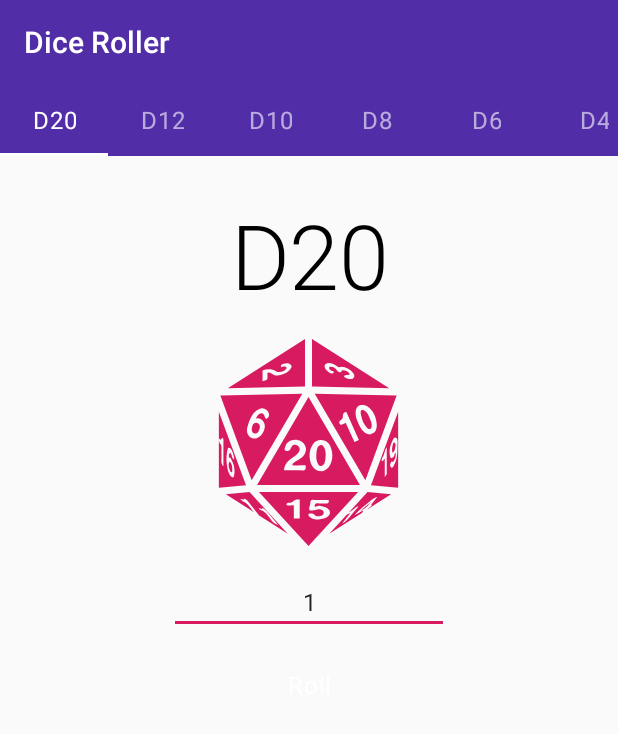
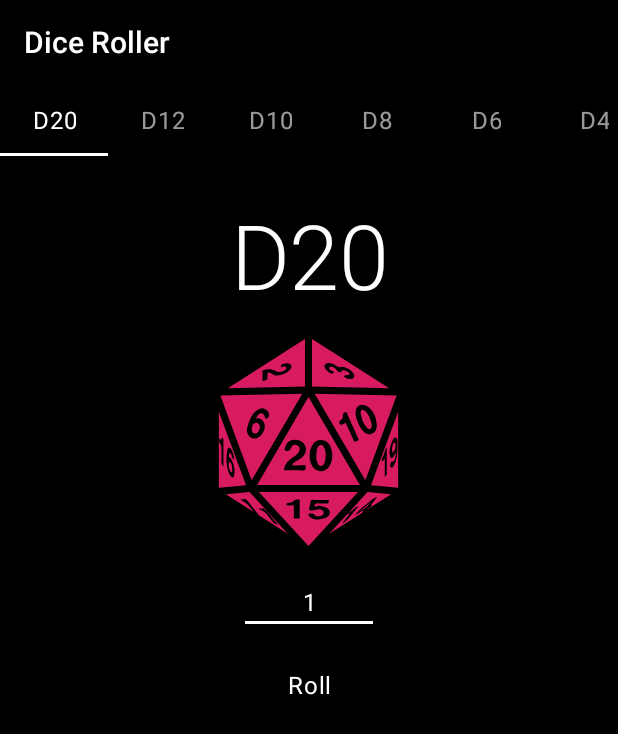
Before and after one commit to GHOSTBEAR/ghostbear-dice-roller, an Android app: the screen it shows after launch (DicePagerActivity), on a phone screen of 412 x 824 dp. Shown: the top 734 px of the screen. Run offline under Robolectric (Android 15) with nearby library versions, the phone set to English and light mode, and no system bars.

Commit message:
Change to dark theme

```diff
--- a/app/src/main/res/layout/activity_dice_pager.xml
+++ b/app/src/main/res/layout/activity_dice_pager.xml
@@ -10,7 +10,7 @@
         style="@style/Widget.MaterialComponents.TabLayout.Colored"
         android:layout_width="match_parent"
         android:layout_height="wrap_content"
-        android:background="@color/colorPrimary"
+        android:background="@color/black"
         app:tabMode="scrollable"
         app:tabTextAppearance="@style/TextAppearance.MaterialComponents.Body1" />
 
--- a/app/src/main/res/layout/fragment_dice.xml
+++ b/app/src/main/res/layout/fragment_dice.xml
@@ -15,13 +15,12 @@
         android:orientation="vertical">
 
         <TextView
+            style="@style/MyHeadline"
             android:id="@+id/diceName"
             android:layout_width="wrap_content"
             android:layout_height="wrap_content"
             android:layout_marginTop="25dp"
             android:textAlignment="center"
-            android:textAppearance="@style/TextAppearance.MaterialComponents.Headline2"
-            android:textColor="@color/black"
             tools:text="D20" />
 
         <ImageView
@@ -35,14 +34,14 @@
 
         <EditText
             android:id="@+id/rollCount"
+            style="@style/MyBody"
             android:layout_width="wrap_content"
             android:layout_height="wrap_content"
-            android:ems="10"
+            android:ems="5"
             android:hint="@string/count_button"
             android:inputType="number"
             android:text="1"
-            android:textAlignment="center"
-            android:textAppearance="@style/TextAppearance.MaterialComponents.Body1" />
+            android:textAlignment="center" />
 
         <Button
             android:id="@+id/rollButton"
--- a/app/src/main/res/values/styles.xml
+++ b/app/src/main/res/values/styles.xml
@@ -3,9 +3,24 @@
     <!-- Base application theme. -->
     <style name="AppTheme" parent="Theme.AppCompat.Light.DarkActionBar">
         <!-- Customize your theme here. -->
-        <item name="colorPrimary">@color/colorPrimary</item>
-        <item name="colorPrimaryDark">@color/colorPrimaryDark</item>
+        <item name="colorPrimary">@color/black</item>
+        <item name="colorPrimaryDark">@color/black</item>
         <item name="colorAccent">@color/colorAccent</item>
+        <item name="android:windowBackground">@color/black</item>
+        <item name="android:textColor">@color/colorPrimaryText</item>
+    </style>
+
+    <style name="MyHeadline" parent="TextAppearance.MaterialComponents.Headline2">
+        <item name="android:textColor">@color/colorPrimaryText</item>
+    </style>
+
+    <style name="MyBody" parent="TextAppearance.MaterialComponents.Body1">
+        <item name="android:color">@color/colorPrimaryText</item>
+        <item name="android:textColor">@color/colorPrimaryText</item>
+        <item name="android:textColorPrimary">@color/colorPrimaryText</item>
+        <item name="android:backgroundTint">@color/colorPrimaryText</item>
+       <item name="android:state_pressed">@color/colorAccent</item>
+        <item name="android:state_focused">@color/colorAccentDark</item>
     </style>
 
 </resources>
```
